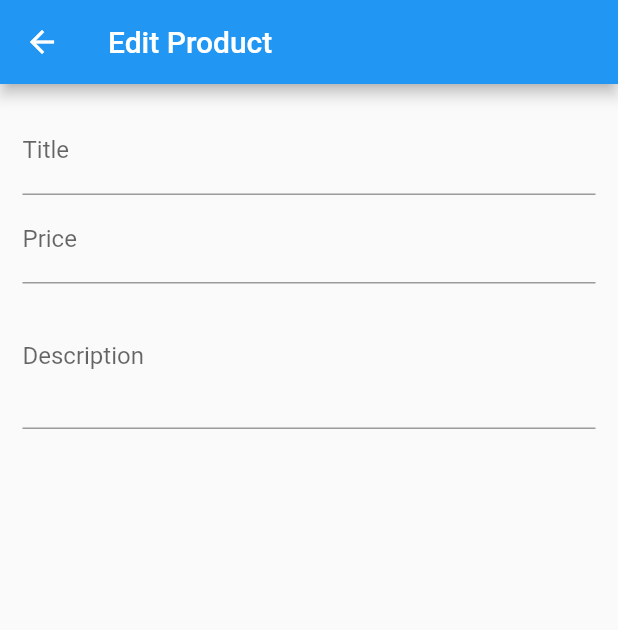
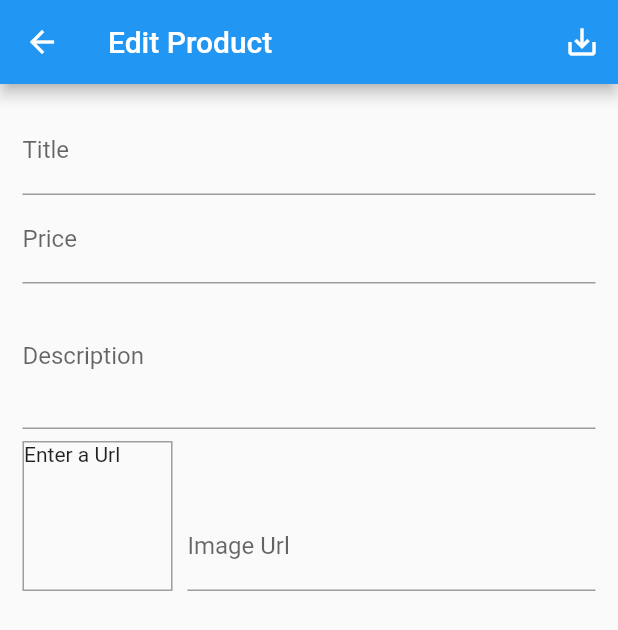
Before and after one commit to Sid-80/Flutter-Nike, a Flutter app: the editProductScreen screen opened by its route, on a phone screen of 412 x 824 dp. Shown: the top 630 px of the screen. Run offline on Flutter 3.47's test engine with Material 2 defaults, Android fonts, the light colour scheme and no system bars; network calls fail.

Commit message:
completed form

```diff
--- a/lib/Screens/editProductScreen.dart
+++ b/lib/Screens/editProductScreen.dart
@@ -10,19 +10,53 @@ class editProductScreen extends StatefulWidget {
 class _editProductScreenState extends State<editProductScreen> {
   final _priceFocusNode = FocusNode();
   final _descriptionFocusNode = FocusNode();
+  final _imageController = TextEditingController();
+  final _imageUrlFocusNode = FocusNode();
+  final _form = GlobalKey<FormState>();
+
+  void _updateImageUrl(){
+    if(!_imageUrlFocusNode.hasFocus){
+      setState(() {
+
+      });
+    }
+  }
+
+  @override
+  void initState() {
+    _imageUrlFocusNode.addListener(() {_updateImageUrl;});
+    super.initState();
+  }
+
+  @override
   void dispose(){
+    _imageUrlFocusNode.removeListener(_updateImageUrl);
     _descriptionFocusNode.dispose();
     _priceFocusNode.dispose();
+    _imageController.dispose();
+    _imageUrlFocusNode.dispose();
+    super.dispose();
   }
+
+  void _saveForm () {
+    if(_form.currentState!=null){
+      _form.currentState.save();
+    }
+  }
+
   @override
   Widget build(BuildContext context) {
     return Scaffold(
       appBar: AppBar(
         title: const Text("Edit Product"),
+        actions: [
+          IconButton(onPressed: _saveForm, icon: Icon(Icons.save_alt)),
+        ],
       ),
       body: Padding(
         padding: const EdgeInsets.all(15.0),
         child: Form(
+          key: _form,
             child: ListView(
               children: [
                 TextFormField(
@@ -53,6 +87,36 @@ class _editProductScreenState extends State<editProductScreen> {
                   keyboardType: TextInputType.multiline,
                   focusNode: _descriptionFocusNode,
                 ),
+                Row(
+                  crossAxisAlignment: CrossAxisAlignment.end,
+                  children: [
+                    Container(
+                      width: 100,
+                      height: 100,
+                      margin: const EdgeInsets.only(top: 8,right: 10),
+                      decoration: BoxDecoration(
+                        border: Border.all(
+                          width: 1,
+                          color: Colors.grey
+                        )
+                      ),
+                      child: _imageController.text.isEmpty ? const Text('Enter a Url') : FittedBox(
+                        child: Image.network(_imageController.text),
+                        fit: BoxFit.cover,
+                      ),
+                    ),
+                    Expanded(child: TextFormField(
+                      decoration: const InputDecoration(labelText: "Image Url"),
+                      keyboardType: TextInputType.text,
+                      textInputAction: TextInputAction.done,
+                      controller: _imageController,
+                      focusNode: _imageUrlFocusNode,
+                      onEditingComplete: () {
+                        _saveForm();
+                      },
+                    )),
+                  ],
+                )
               ],
             )
         ),
```
